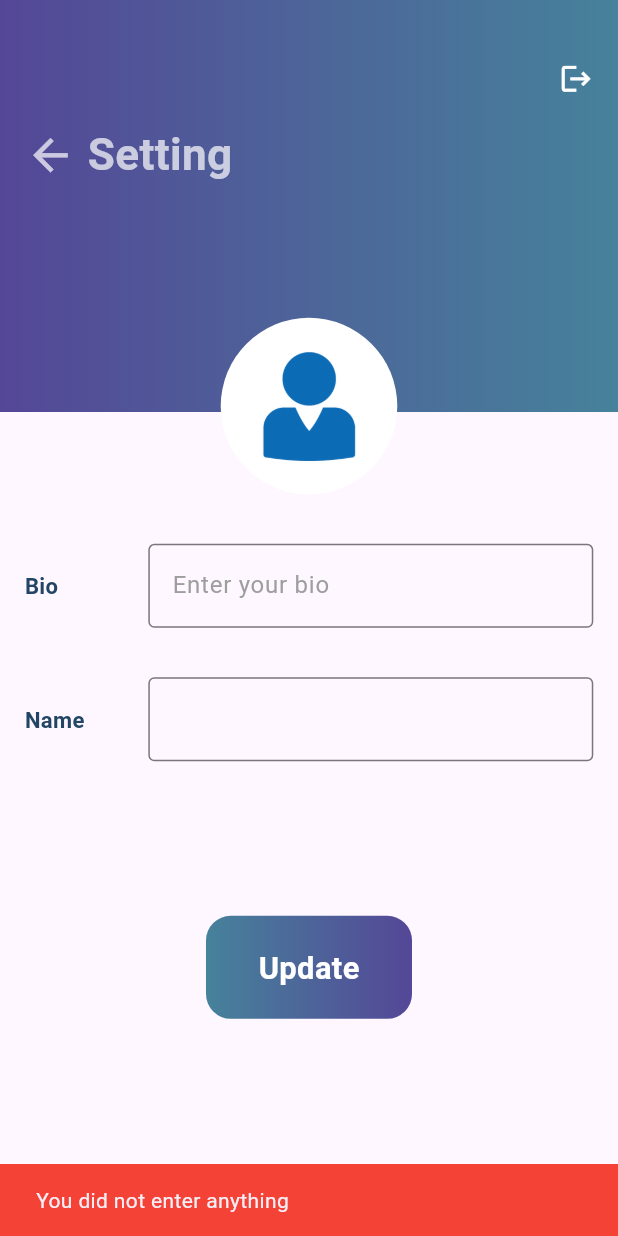
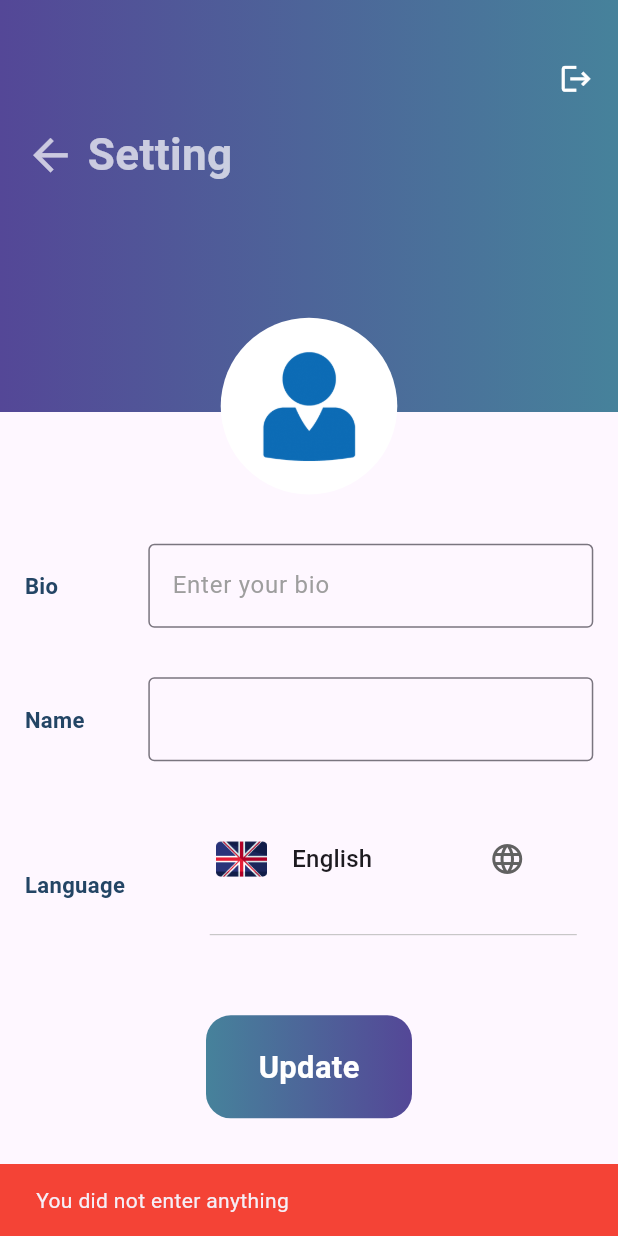
Before and after one commit to aydinNazari/Planla, a Flutter app: the SettingScreen screen opened directly, after a tap on "Update", on a phone screen of 412 x 824 dp. Run offline on Flutter 3.47's test engine with Material 3 defaults, Android fonts, the phone set to English and light mode, and no system bars; our stand-ins replace cached_network_image, cloud_firestore, connectivity_plus, file_picker, firebase_auth, firebase_core and 7 more; missing offline and left inert: flutter_background_service; accounts and stored records are empty.

Commit message:
26_01_2024_2

```diff
--- a/lib/screens/profile_screen.dart
+++ b/lib/screens/profile_screen.dart
@@ -91,7 +91,7 @@ class _ProfileScreenState extends State<ProfileScreen> {
                       context,
                       PageTransition(
                           type: PageTransitionType.topToBottom,
-                          child: SettingScreen()));
+                          child: const SettingScreen()));
                 },
                 child: Icon(
                   Icons.settings,
--- a/lib/screens/setting_screen.dart
+++ b/lib/screens/setting_screen.dart
@@ -7,11 +7,19 @@ import '../utiles/constr.dart';
 import '../widgets/profile_img_widget.dart';
 import '../widgets/textField/textinputfield_widget.dart';
 
-class SettingScreen extends StatelessWidget {
-  SettingScreen({Key? key}) : super(key: key);
+class SettingScreen extends StatefulWidget {
+  const SettingScreen({Key? key}) : super(key: key);
 
+  @override
+  State<SettingScreen> createState() => _SettingScreenState();
+}
+
+class _SettingScreenState extends State<SettingScreen> {
   String name = '';
+
   String bio = '';
+
+  String valueLan = '';
 
   @override
   Widget build(BuildContext context) {
@@ -20,6 +28,10 @@ class SettingScreen extends StatelessWidget {
         Provider.of<ProviderUser>(context, listen: true);
     TimerProvider timerProvider =
         Provider.of<TimerProvider>(context, listen: false);
+    providerUser.user.language=='Tur' ? valueLan='Türkçe' : valueLan='English';
+    if(valueLan == '') {
+      valueLan='English';
+    }
     return Scaffold(
       body: SingleChildScrollView(
         child: Column(
@@ -145,8 +157,101 @@ class SettingScreen extends StatelessWidget {
                 name = v;
               }),
             ),
+            SizedBox(
+              height: size.height/20,
+            ),
+            Row(
+              mainAxisAlignment: MainAxisAlignment.center,
+              children: [
+                Expanded(
+                  flex: 3,
+                  child: Padding(
+                    padding:  EdgeInsets.only(left: size.width/25),
+                    child: Text(
+                      providerUser.getLanguage ? 'Dil' : 'Language',
+                      style: TextStyle(
+                          color: const Color(0xff234565),
+                          fontSize: size.width / 28,
+                          fontWeight: FontWeight.w700),
+                    ),
+                  ),
+                ),
+                Expanded(
+                  flex: 8,
+                  child: Padding(
+                    padding: EdgeInsets.only(left: size.width/15,right: size.width/15),
+                    child: SizedBox(
+                      width: size.width / 2,
+                      height: size.height / 10,
+                      child: DropdownButton(
+                        alignment: Alignment.center,
+                        dropdownColor: const Color(0xffc9cfd5),
+                        icon: Padding(
+                          padding: EdgeInsets.only(right: size.width/12),
+                          child: const Icon(Icons.language),
+                        ),
+                        items: [
+                          DropdownMenuItem<String>(
+                            alignment: Alignment.center,
+                            value: 'English',
+                            child: Row(
+                              children: [
+                                Padding(
+                                  padding:
+                                      EdgeInsets.only(left: size.width / 100),
+                                  child: SizedBox(
+                                      width: size.width / 12,
+                                      child: Image.asset(
+                                          'assets/images/uk-flag.png')),
+                                ),
+                                Padding(
+                                  padding:
+                                      EdgeInsets.only(left: size.width / 25),
+                                  child: const Text('English'),
+                                ),
+                              ],
+                            ),
+                          ),
+                          DropdownMenuItem<String>(
+                            alignment: Alignment.center,
+                            value: 'Türkçe',
+                            child: Row(
+                              children: [
+                                SizedBox(
+                                    width: size.width / 10,
+                                    child: Image.asset(
+                                        'assets/images/turkey.png')),
+                                Padding(
+                                  padding:
+                                      EdgeInsets.only(left: size.width / 25),
+                                  child: const Text('Türkçe'),
+                                ),
+                              ],
+                            ),
+                          ),
+                        ],
+                        isExpanded: true,
+                        value: valueLan ,
+                        borderRadius:
+                            BorderRadius.all(Radius.circular(size.width / 25)),
+                        onChanged: (Object? value) async {
+                          if (value is String) {
+                            if (value == 'English') {
+                              valueLan = value;
+                            } else {
+                              valueLan = value;
+                            }
+                          }
+                          setState(() {});
+                        },
+                      ),
+                    ),
+                  ),
+                ),
+              ],
+            ),
             Padding(
-              padding: EdgeInsets.only(top: size.height / 8),
+              padding: EdgeInsets.only(top: size.height / 18),
               child: Container(
                 width: size.width / 3,
                 height: size.height / 12,
@@ -166,13 +271,24 @@ class SettingScreen extends StatelessWidget {
                 child: Center(
                     child: InkWell(
                   onTap: () async {
-                    if (name.isNotEmpty || bio.isNotEmpty) {
+                    if (name.isNotEmpty || bio.isNotEmpty ) {
                       lottieProgressDialog(context, 'assets/json/loading.json');
                       await FirestoreMethods().updateUserElements(
                           context,
                           bio,
                           name,
                           true); //bunu değiştir dil ayarları ekle ve buna value yu ata
+                      if (context.mounted) {
+                        print('ghghhggggggggggggggg');
+                        print(valueLan);
+                        await FirestoreMethods().setLanguage(
+                            context, valueLan=='Türkçe' ? 'Tur' : 'En');ffffff
+                      }
+                      if (valueLan == 'English') {
+                        providerUser.setLanguage(false);
+                      } else {
+                        providerUser.setLanguage(true);
+                      }
                       if (context.mounted) {
                         Navigator.of(context).pop();
                         Navigator.of(context).pop();
```
